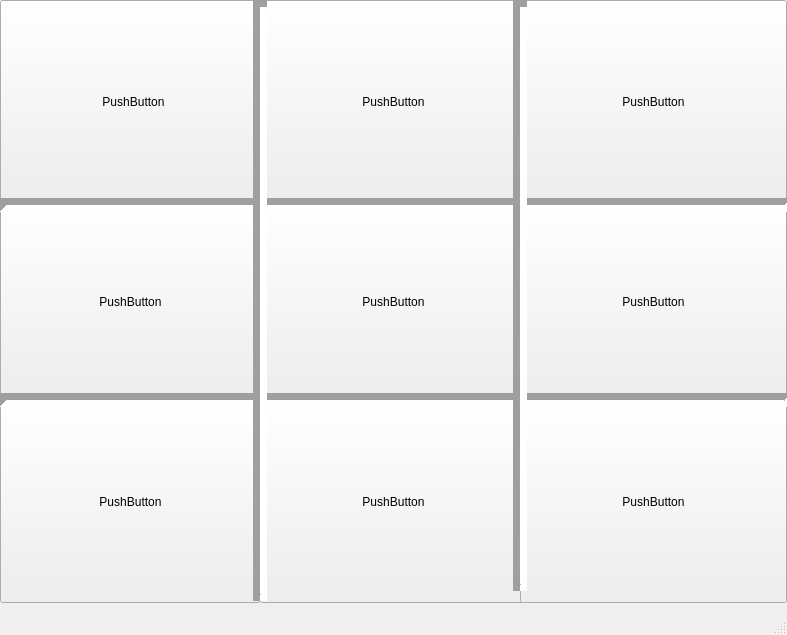
Above: TicTacToe/mainwindow.ui from Daryl1605/TicTacToeMoutouboulou before the change. Below: the same form after it.
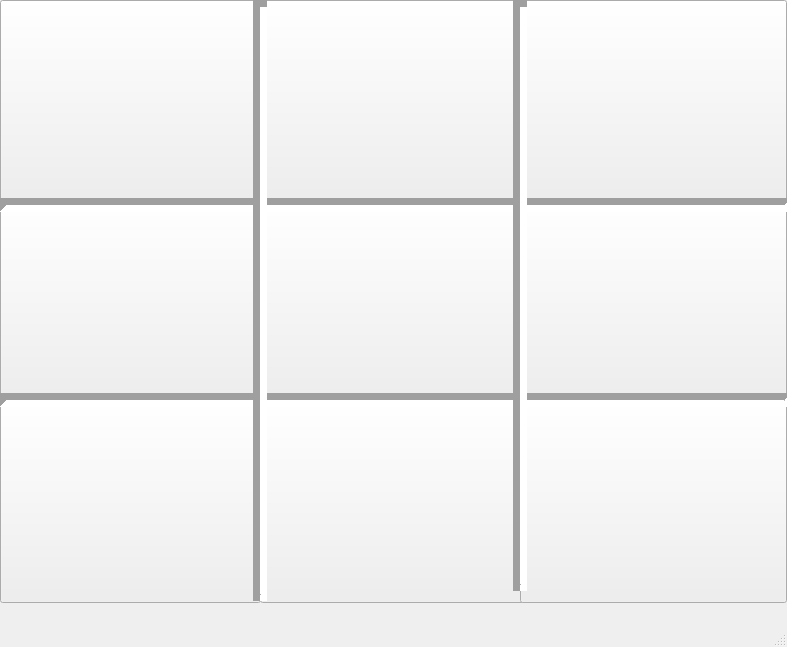
That is the form after the change.

Diff of the .ui file:
```diff
--- a/TicTacToe/mainwindow.ui
+++ b/TicTacToe/mainwindow.ui
@@ -7,7 +7,7 @@
     <x>0</x>
     <y>0</y>
     <width>787</width>
-    <height>635</height>
+    <height>647</height>
    </rect>
   </property>
   <property name="windowTitle">
@@ -24,7 +24,8 @@
      </rect>
     </property>
     <property name="text">
-     <string>PushButton</string>
+     <string>
+</string>
     </property>
    </widget>
    <widget class="QPushButton" name="pushButton1_2">
@@ -37,7 +38,7 @@
      </rect>
     </property>
     <property name="text">
-     <string>PushButton</string>
+     <string/>
     </property>
    </widget>
    <widget class="QPushButton" name="pushButton1_3">
@@ -50,7 +51,7 @@
      </rect>
     </property>
     <property name="text">
-     <string>PushButton</string>
+     <string/>
     </property>
    </widget>
    <widget class="QPushButton" name="pushButton2_1">
@@ -63,7 +64,7 @@
      </rect>
     </property>
     <property name="text">
-     <string>PushButton</string>
+     <string/>
     </property>
    </widget>
    <widget class="QPushButton" name="pushButton2_2">
@@ -76,7 +77,7 @@
      </rect>
     </property>
     <property name="text">
-     <string>PushButton</string>
+     <string/>
     </property>
    </widget>
    <widget class="QPushButton" name="pushButton2_3">
@@ -89,7 +90,7 @@
      </rect>
     </property>
     <property name="text">
-     <string>PushButton</string>
+     <string/>
     </property>
    </widget>
    <widget class="QPushButton" name="pushButton3_1">
@@ -102,7 +103,7 @@
      </rect>
     </property>
     <property name="text">
-     <string>PushButton</string>
+     <string/>
     </property>
    </widget>
    <widget class="QPushButton" name="pushButton3_2">
@@ -115,7 +116,7 @@
      </rect>
     </property>
     <property name="text">
-     <string>PushButton</string>
+     <string/>
     </property>
    </widget>
    <widget class="QPushButton" name="pushButton3_3">
@@ -128,7 +129,7 @@
      </rect>
     </property>
     <property name="text">
-     <string>PushButton</string>
+     <string/>
     </property>
    </widget>
    <widget class="Line" name="line">
```
Left out of the diff: 21 changed lines with no effect on the pictures.
